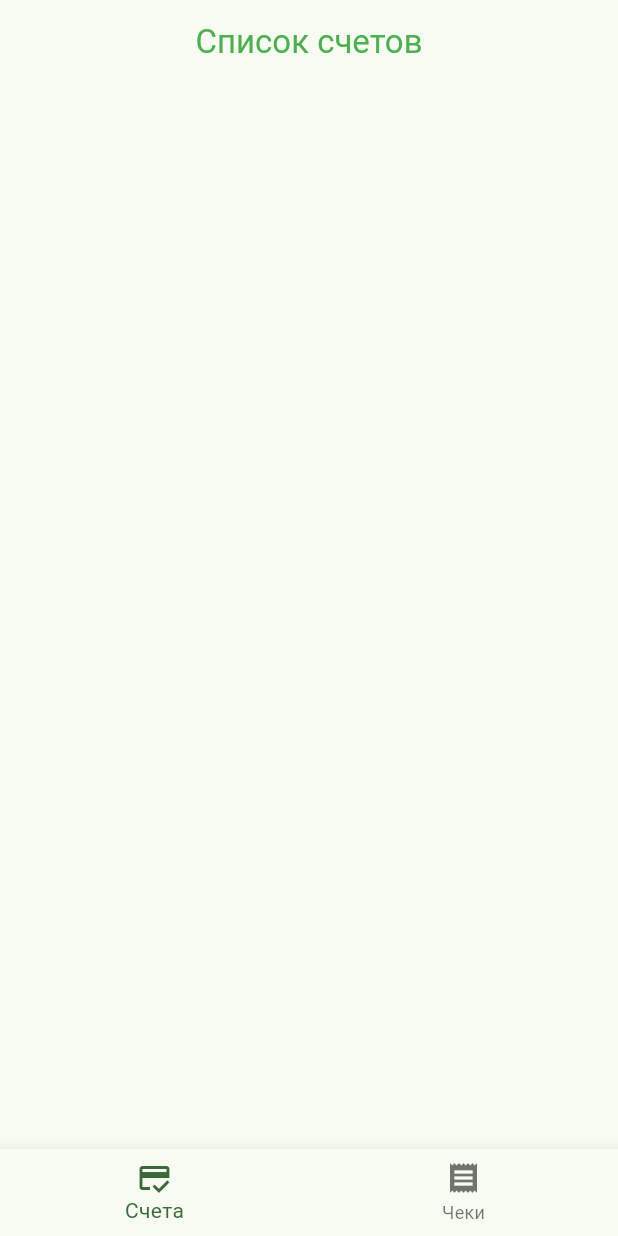
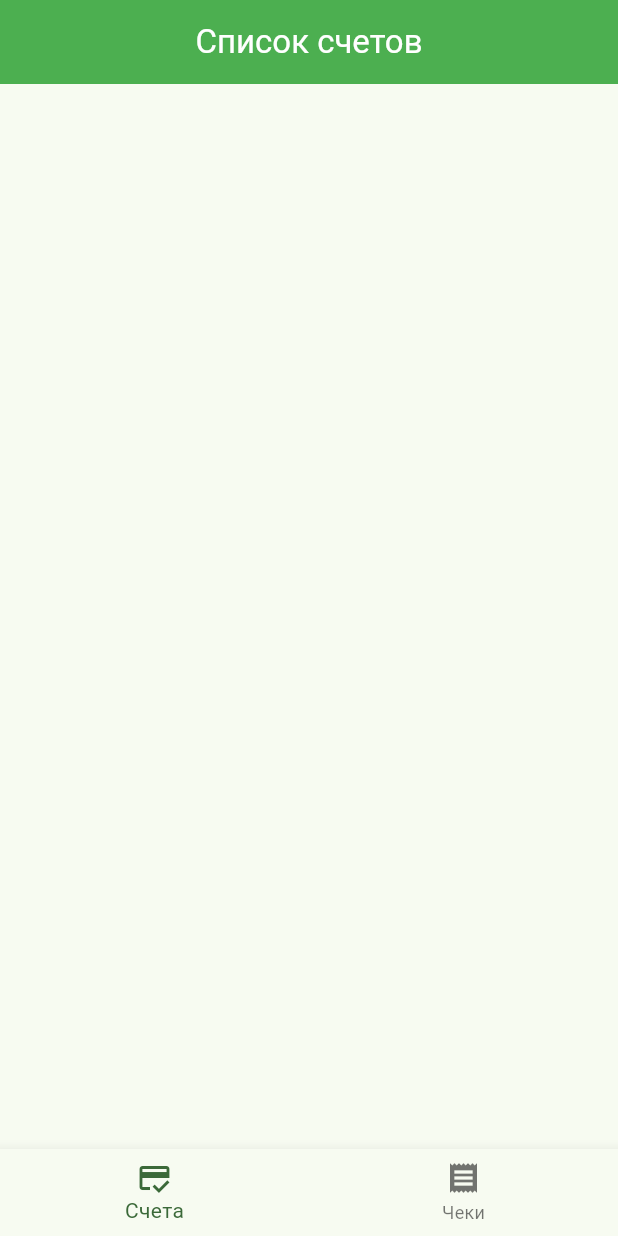
Before and after one commit to TurtleOld/hlvm_mobileapp, a Flutter app: the screen it shows after launch, on a phone screen of 412 x 824 dp. Run offline on Flutter 3.47's test engine with Material 3 defaults, Android fonts, the phone set to English and light mode, and no system bars.

```diff
--- a/lib/features/finance_account/view/finance_account_screen.dart
+++ b/lib/features/finance_account/view/finance_account_screen.dart
@@ -8,13 +8,22 @@ class FinanceAccountScreen extends StatefulWidget {
 }
 
 class _FinanceAccountScreenState extends State<FinanceAccountScreen> {
+
+  final List<String> _accountList = [
+    "Счет 1",
+    "Счет 2",
+    "Счет 3",
+    "Счет 4",
+    "Счет 5",
+  ];
   @override
   Widget build(BuildContext context) {
     return Scaffold(
-      appBar: AppBar(
-        title: const Text('Список счетов', style: TextStyle(color: Colors.green),),
-        centerTitle: true,
-      )
+        appBar: AppBar(
+          title: const Text('Список счетов', style: TextStyle(color: Colors.white),),
+          backgroundColor: Colors.green,
+          centerTitle: true,
+        ),
     );
   }
 }
--- a/pubspec.yaml
+++ b/pubspec.yaml
@@ -45,7 +45,7 @@ dev_dependencies:
   # activated in the `analysis_options.yaml` file located at the root of your
   # package. See that file for information about deactivating specific lint
   # rules and activating additional ones.
-  flutter_lints: ^3.0.0
+  flutter_lints: ^5.0.0
 
 # For information on the generic Dart part of this file, see the
 # following page: https://dart.dev/tools/pub/pubspec
```
Also changed, not shown: pubspec.lock, 3 other files.
